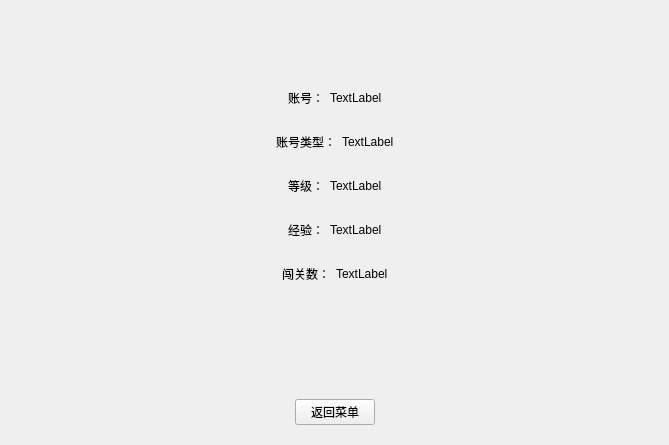
Before: the Qt Designer form accountwindow.ui in Euler-lne/Word_Elimination, drawn with Qt 5.
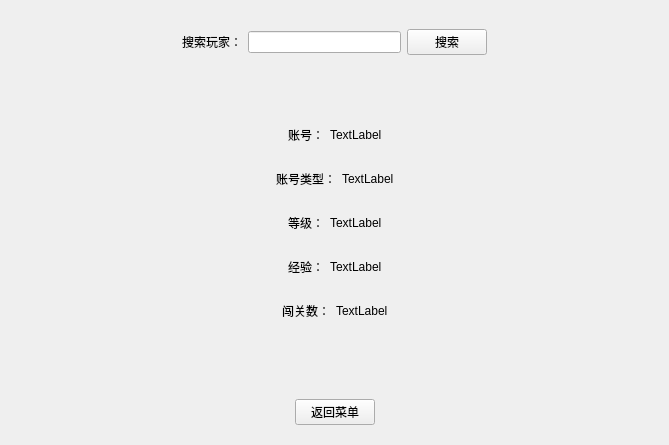
After: the same form once the commit is applied.

Commit message: 完成搜索功能

```diff
--- a/accountwindow.ui
+++ b/accountwindow.ui
@@ -17,6 +17,55 @@
    <item>
     <widget class="QWidget" name="widget_5" native="true">
      <layout class="QVBoxLayout" name="verticalLayout">
+      <item>
+       <widget class="QWidget" name="widget_7" native="true">
+        <layout class="QHBoxLayout" name="horizontalLayout_8">
+         <item>
+          <spacer name="horizontalSpacer_3">
+           <property name="orientation">
+            <enum>Qt::Horizontal</enum>
+           </property>
+           <property name="sizeHint" stdset="0">
+            <size>
+             <width>40</width>
+             <height>20</height>
+            </size>
+           </property>
+          </spacer>
+         </item>
+         <item>
+          <widget class="QLabel" name="label_4">
+           <property name="text">
+            <string>搜索玩家：</string>
+           </property>
+          </widget>
+         </item>
+         <item>
+          <widget class="QLineEdit" name="search"/>
+         </item>
+         <item>
+          <widget class="QPushButton" name="searchBtn">
+           <property name="text">
+            <string>搜索</string>
+           </property>
+          </widget>
+         </item>
+         <item>
+          <spacer name="horizontalSpacer_12">
+           <property name="orientation">
+            <enum>Qt::Horizontal</enum>
+           </property>
+           <property name="sizeHint" stdset="0">
+            <size>
+             <width>40</width>
+             <height>20</height>
+            </size>
+           </property>
+          </spacer>
+         </item>
+        </layout>
+       </widget>
+      </item>
       <item>
        <spacer name="verticalSpacer_2">
         <property name="orientation">
@@ -260,11 +309,6 @@
         </layout>
        </widget>
       </item>
-      <item>
-       <widget class="QWidget" name="widget_7" native="true">
-        <layout class="QHBoxLayout" name="horizontalLayout_8"/>
-       </widget>
-      </item>
       <item>
        <spacer name="verticalSpacer">
         <property name="orientation">
```
The commit also changes 11 other files.
